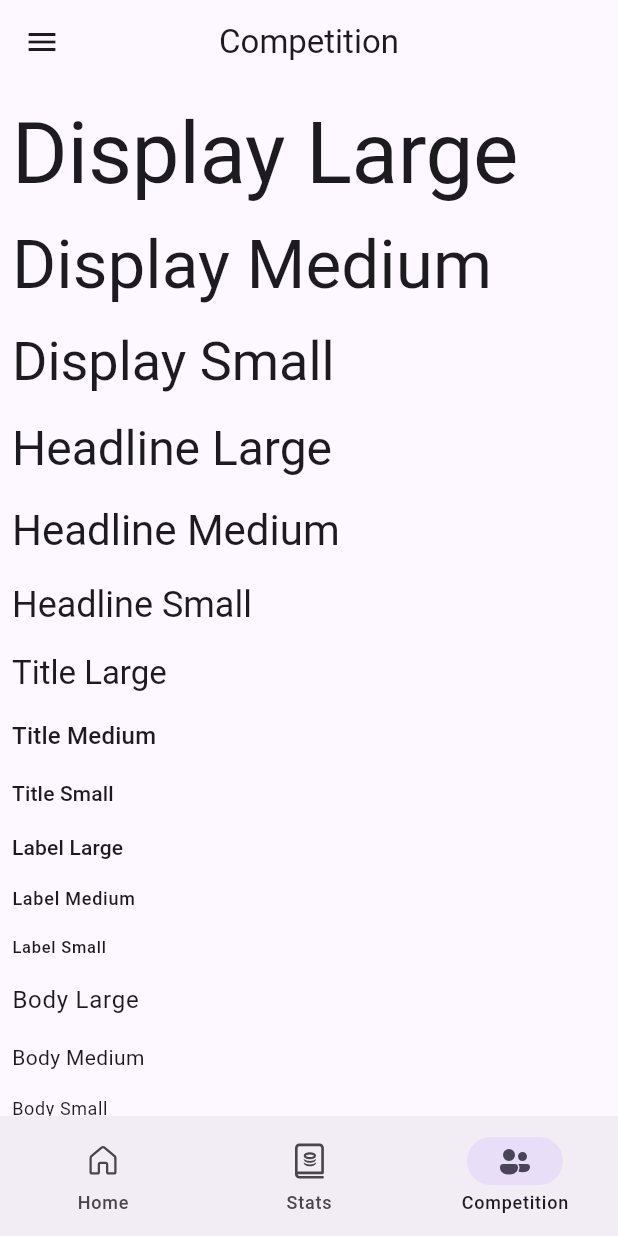
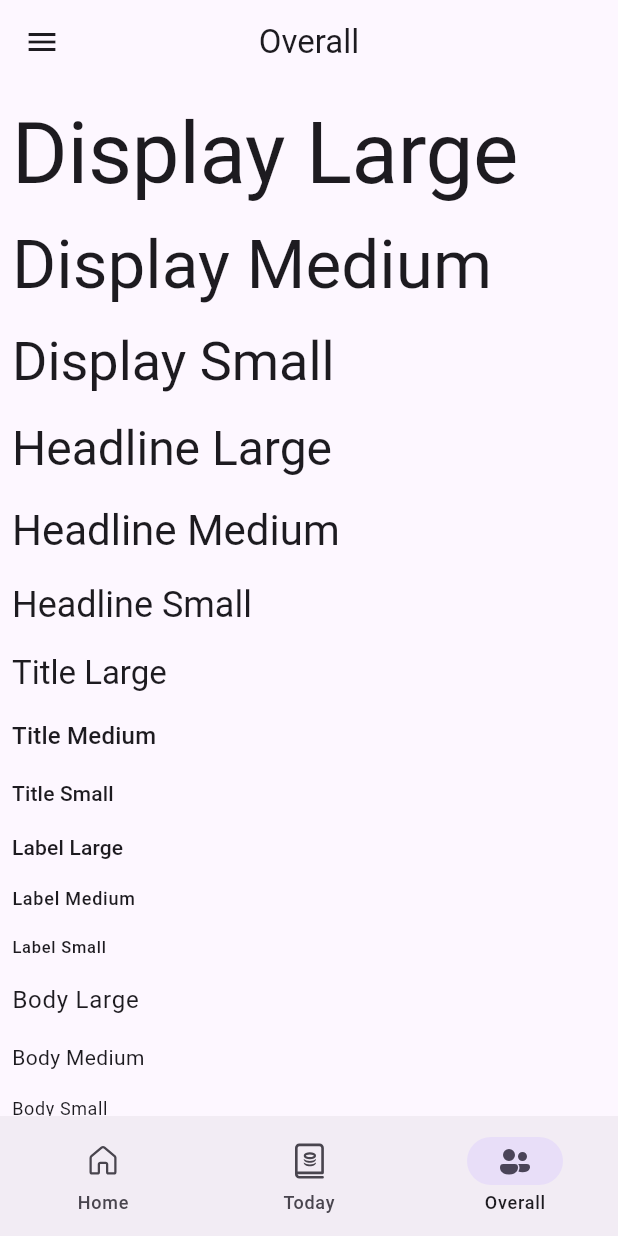
Before and after one commit to HaseebKahn365/workouts_v3, a Flutter app: the screen it shows after launch, item 3 of the bottom bar chosen, on a phone screen of 412 x 824 dp. Run offline on Flutter 3.47's test engine with Material 3 defaults, Android fonts, the phone set to English and light mode, and no system bars; our stand-ins replace firebase_auth, firebase_core, fluentui_system_icons, google_sign_in, introduction_screen, shared_preferences; accounts and stored records are empty.

Commit message:
changed the appbar titles

```diff
--- a/lib/main.dart
+++ b/lib/main.dart
@@ -10,7 +10,7 @@ import 'package:flutter/material.dart';
 import 'package:google_sign_in/google_sign_in.dart';
 import 'package:introduction_screen/introduction_screen.dart';
 import 'package:shared_preferences/shared_preferences.dart';
-import 'package:workouts_v3/stats_screen.dart';
+import 'package:workouts_v3/today_screen.dart';
 import 'package:workouts_v3/home_screen.dart';
 import 'package:workouts_v3/firebase_options.dart';
 import 'package:workouts_v3/typography_screen.dart';
@@ -102,9 +102,9 @@ class _WrokoutsState extends State<Wrokouts> {
       case 0:
         return "Home";
       case 1:
-        return "Stats";
+        return "Today";
       case 2:
-        return "Competition";
+        return "Overall";
 
       default:
         return "Home";
@@ -482,7 +482,7 @@ class _WrokoutsState extends State<Wrokouts> {
       case 0:
         return HomeScreen(showNavBottomBar: showNavBarExample);
       case 1:
-        return const Stats();
+        return const Today();
       case 2:
         return const Competition();
 
--- a/lib/stats_screen.dart
+++ b/lib/today_screen.dart
@@ -7,8 +7,8 @@ const Widget divider = SizedBox(height: 10);
 // be displayed in a row.
 const double narrowScreenWidthThreshold = 400;
 
-class Stats extends StatelessWidget {
-  const Stats({super.key});
+class Today extends StatelessWidget {
+  const Today({super.key});
 
   @override
   Widget build(BuildContext context) {
@@ -18,6 +18,7 @@ class Stats extends StatelessWidget {
 
     return Expanded(
         child: ListView(
+      padding: const EdgeInsets.symmetric(horizontal: 16),
       children: [
         Text('data'),
       ],
```
Also changed, not shown: lib/home_screen.dart (+2 -90 lines).
